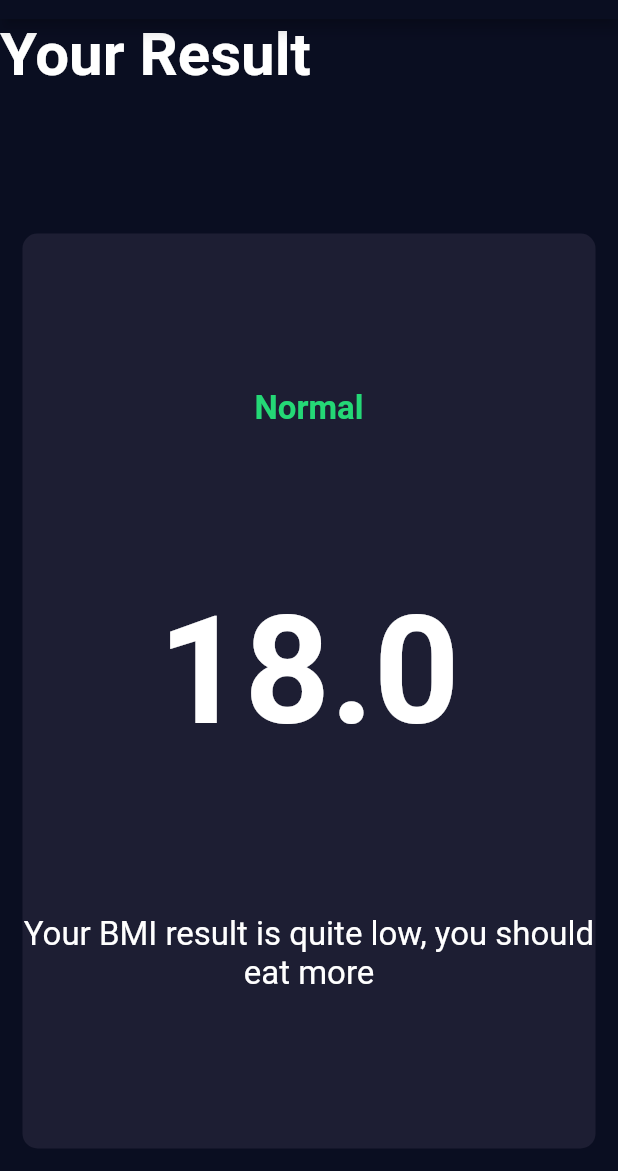
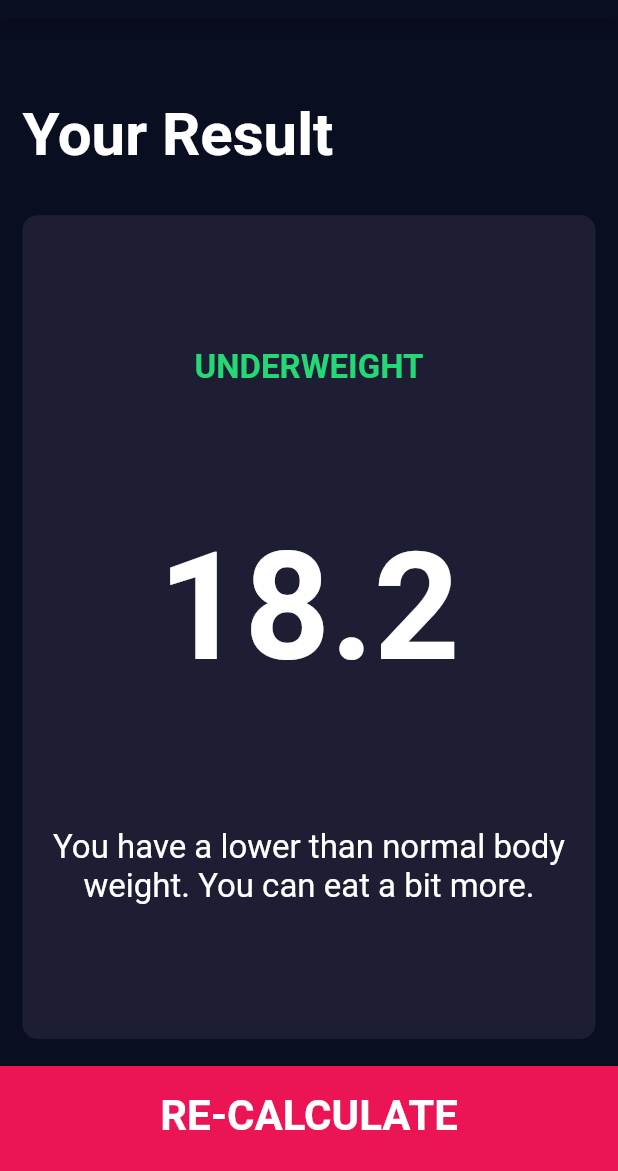
Before and after one commit to NewCyberGypsy/Flutter-BMI-Calculator, a Flutter app: the screen it shows after launch, after a tap on "CALCULATE", on a phone screen of 412 x 824 dp, the part 65-1236 px from its top. Run offline on Flutter 3.47's test engine with Material 2 defaults, Android fonts, the phone set to English and light mode, and no system bars; our stand-ins replace font_awesome_flutter.

Commit message:
Organised files and completed project

```diff
--- /dev/null
+++ b/lib/calculator_brain.dart
@@ -0,0 +1,35 @@
+import 'dart:math';
+
+class CalculatorBrain {
+  CalculatorBrain({this.height, this.weight});
+
+  final int height;
+  final int weight;
+
+  double _bmi = 0;
+
+  String calculateBMI() {
+    double _bmi = weight / pow(height / 100, 2);
+    return _bmi.toStringAsFixed(1);
+  }
+
+  String getResult() {
+    if (_bmi.toInt() >= 25) {
+      return 'Overweight';
+    } else if (_bmi.toInt() > 18.5) {
+      return 'Normal';
+    } else {
+      return 'Underweight';
+    }
+  }
+
+  String getInterpretation() {
+    if (_bmi >= 25) {
+      return 'You have a higher than normal body weight. Try to exercise more.';
+    } else if (_bmi > 18.5) {
+      return 'You have a normal body weight. Good job!';
+    } else {
+      return 'You have a lower than normal body weight. You can eat a bit more.';
+    }
+  }
+}
--- /dev/null
+++ b/lib/components/bottom_button.dart
@@ -0,0 +1,27 @@
+import 'package:flutter/material.dart';
+import 'package:bmi_calculator/constants.dart';
+
+class BottomButton extends StatelessWidget {
+  BottomButton({@required this.onTap, @required this.buttonTitle});
+
+  final Function onTap;
+  final String buttonTitle;
+  @override
+  Widget build(BuildContext context) {
+    return GestureDetector(
+      onTap: onTap,
+      child: Container(
+        alignment: Alignment.center,
+        child: Text(
+          buttonTitle,
+          style: kLargeButtonStyle,
+        ),
+        color: kBottomContainerColour,
+        margin: EdgeInsets.only(top: 3.0),
+        width: double.infinity,
+        height: kBottomContainerHeight,
+        padding: EdgeInsets.only(bottom: 4.0),
+      ),
+    );
+  }
+}
--- a/lib/icon_content.dart
+++ b/lib/components/icon_content.dart
@@ -1,5 +1,5 @@
 import 'package:flutter/material.dart';
-import 'constants.dart';
+import 'package:bmi_calculator/constants.dart';
 
 class IconContent extends StatelessWidget {
   IconContent({this.icon, this.label});
--- /dev/null
+++ b/lib/components/round_icon_button.dart
@@ -0,0 +1,23 @@
+import 'package:flutter/material.dart';
+
+class RoundIconButton extends StatelessWidget {
+  RoundIconButton({@required this.icon, @required this.onPressed});
+  final IconData icon;
+  final Function onPressed;
+
+  @override
+  Widget build(BuildContext context) {
+    return RawMaterialButton(
+      child: Icon(icon),
+      onPressed: onPressed,
+      elevation: 6.0,
+      disabledElevation: 6.0,
+      constraints: BoxConstraints.tightFor(
+        width: 48.0,
+        height: 48.0,
+      ),
+      shape: CircleBorder(),
+      fillColor: Color(0xFF4C4F5E),
+    );
+  }
+}
--- a/lib/main.dart
+++ b/lib/main.dart
@@ -1,5 +1,5 @@
 import 'package:flutter/material.dart';
-import 'input_page.dart';
+import 'screens/input_page.dart';
 
 void main() {
   runApp(BMICalculator());
--- a/lib/input_page.dart
+++ b/lib/screens/input_page.dart
@@ -1,9 +1,12 @@
-import 'results_page.dart';
+import 'package:bmi_calculator/screens/results_page.dart';
 import 'package:flutter/material.dart';
 import 'package:font_awesome_flutter/font_awesome_flutter.dart';
-import 'reusable_card.dart';
-import 'icon_content.dart';
-import 'constants.dart';
+import 'package:bmi_calculator/components/reusable_card.dart';
+import 'package:bmi_calculator/components/icon_content.dart';
+import 'package:bmi_calculator/constants.dart';
+import 'package:bmi_calculator/components/bottom_button.dart';
+import 'package:bmi_calculator/components/round_icon_button.dart';
+import 'package:bmi_calculator/calculator_brain.dart';
 
 enum Gender {
   male,
@@ -210,48 +213,26 @@ class _InputPageState extends State<InputPage> {
               ],
             ),
           ),
-          GestureDetector(
+          BottomButton(
+            buttonTitle: 'CALCULATE',
             onTap: () {
-              Navigator.push(context,
-                  MaterialPageRoute(builder: (context) => ResultsPage()));
+              CalculatorBrain calc =
+                  CalculatorBrain(height: height, weight: weight);
+
+              Navigator.push(
+                context,
+                MaterialPageRoute(
+                  builder: (context) => ResultsPage(
+                    bmiResult: calc.calculateBMI(),
+                    resultText: calc.getResult(),
+                    interpretation: calc.getInterpretation(),
+                  ),
+                ),
+              );
             },
-            child: Container(
-              alignment: Alignment.center,
-              child: Text(
-                'CALCULATE',
-                style: kLargeButtonStyle,
-              ),
-              color: kBottomContainerColour,
-              margin: EdgeInsets.only(top: 3.0),
-              width: double.infinity,
-              height: kBottomContainerHeight,
-              padding: EdgeInsets.only(bottom: 4.0),
-            ),
           ),
         ],
       ),
     );
   }
 }
-
-class RoundIconButton extends StatelessWidget {
-  RoundIconButton({@required this.icon, @required this.onPressed});
-  final IconData icon;
-  final Function onPressed;
-
-  @override
-  Widget build(BuildContext context) {
-    return RawMaterialButton(
-      child: Icon(icon),
-      onPressed: onPressed,
-      elevation: 6.0,
-      disabledElevation: 6.0,
-      constraints: BoxConstraints.tightFor(
-        width: 48.0,
-        height: 48.0,
-      ),
-      shape: CircleBorder(),
-      fillColor: Color(0xFF4C4F5E),
-    );
-  }
-}
--- a/lib/results_page.dart
+++ b/lib/screens/results_page.dart
@@ -1,8 +1,17 @@
 import 'package:flutter/material.dart';
-import 'constants.dart';
-import 'reusable_card.dart';
+import 'package:bmi_calculator/constants.dart';
+import 'package:bmi_calculator/components/reusable_card.dart';
+import 'package:bmi_calculator/components/bottom_button.dart';
 
 class ResultsPage extends StatelessWidget {
+  ResultsPage(
+      {@required this.bmiResult,
+      @required this.interpretation,
+      @required this.resultText});
+  final String bmiResult;
+  final String resultText;
+  final String interpretation;
+
   @override
   Widget build(BuildContext context) {
     return Scaffold(
@@ -14,9 +23,13 @@ class ResultsPage extends StatelessWidget {
         mainAxisAlignment: MainAxisAlignment.spaceEvenly,
         children: <Widget>[
           Expanded(
-            child: Text(
-              'Your Result',
-              style: kTitleTextStyle,
+            child: Container(
+              padding: EdgeInsets.all(15.0),
+              alignment: Alignment.bottomLeft,
+              child: Text(
+                'Your Result',
+                style: kTitleTextStyle,
+              ),
             ),
           ),
           Expanded(
@@ -28,21 +41,27 @@ class ResultsPage extends StatelessWidget {
                 crossAxisAlignment: CrossAxisAlignment.center,
                 children: <Widget>[
                   Text(
-                    'Normal',
+                    resultText.toUpperCase(),
                     style: kResultTextStyle,
                   ),
                   Text(
-                    '18.0',
+                    bmiResult,
                     style: kBMITextStyle,
                   ),
                   Text(
-                    'Your BMI result is quite low, you should eat more',
+                    interpretation,
                     textAlign: TextAlign.center,
                     style: kBodyTextStyle,
-                  )
+                  ),
                 ],
               ),
             ),
+          ),
+          BottomButton(
+            buttonTitle: 'RE-CALCULATE',
+            onTap: () {
+              Navigator.pop(context);
+            },
           ),
         ],
       ),
```
Also changed, not shown: lib/components/reusable_card.dart (renamed from lib/reusable_card.dart).
